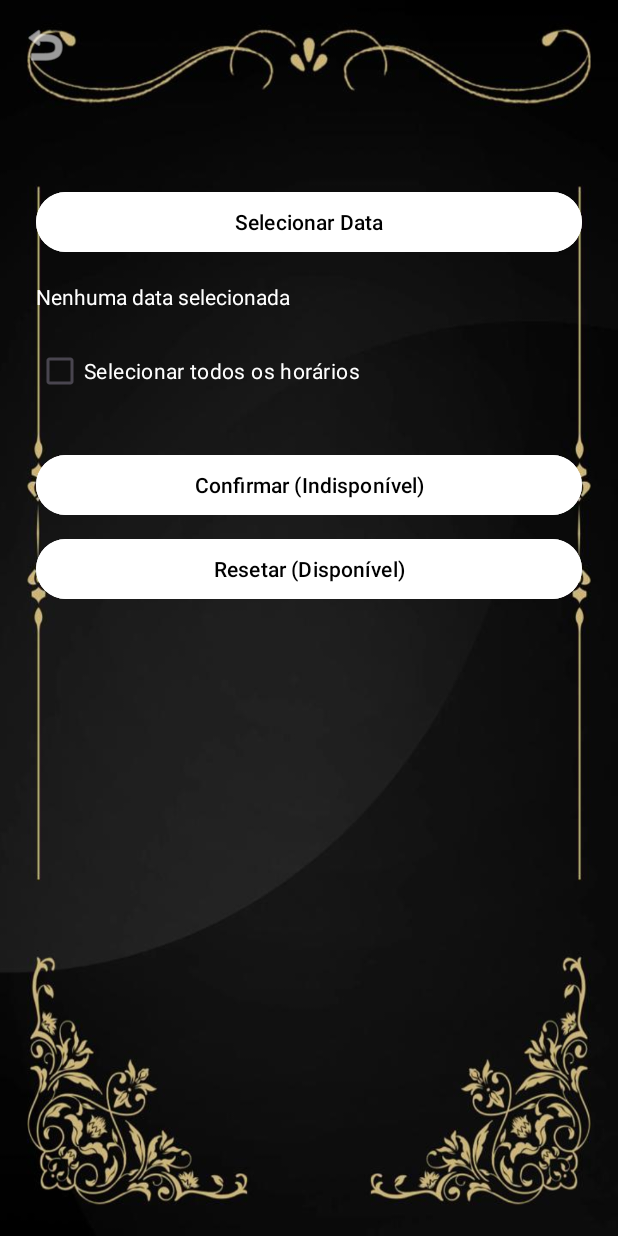
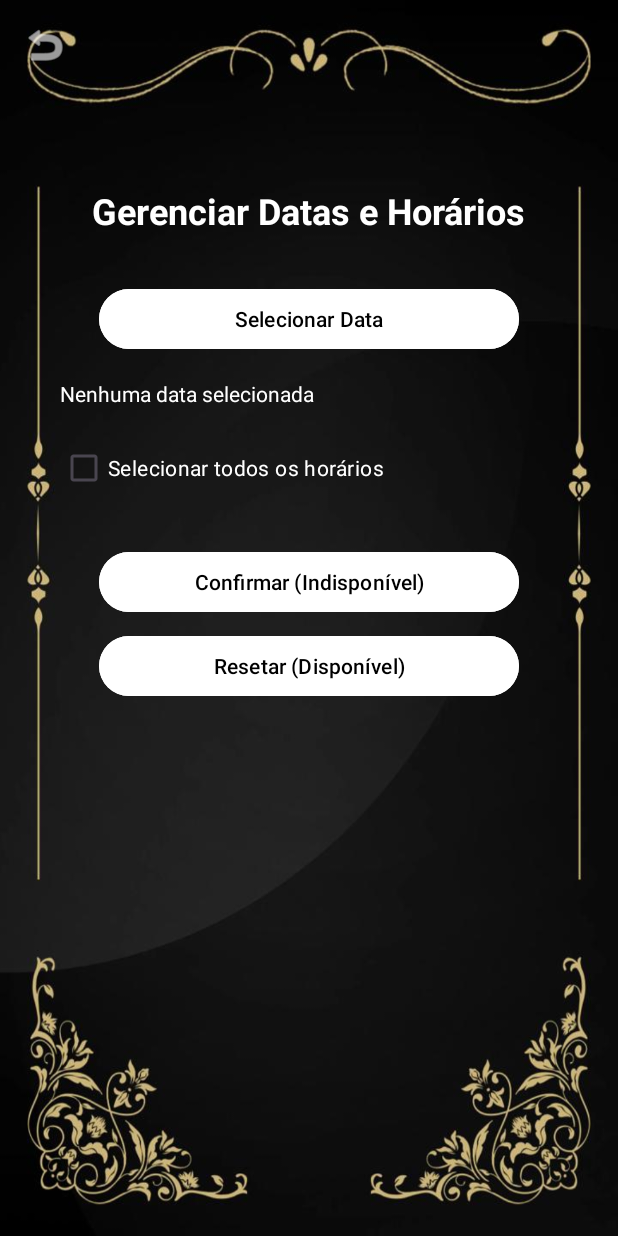
Before and after one commit to EduLascala/Projeto-Final-Cabeleireiro, an Android app: the GerenciarDatasHorariosActivity screen opened directly, with no data from a screen before it, on a phone screen of 412 x 824 dp. Run offline under Robolectric (Android 15) with nearby library versions, the phone set to English and light mode, and no system bars.

Commit message:
Modificação de visual na activity_gerenciar_datas_horarios.xml:
Modificações feitas para encaixar melhor no background da tela:
1. Botões menores, igual das outras telas.
2. Textos mais para a direita, igual das outras telas.
Novas adições
1. Titulo na Pagina "Gerenciar Datas e Horários".

```diff
--- a/app/src/main/res/layout/activity_gerenciar_datas_horarios.xml
+++ b/app/src/main/res/layout/activity_gerenciar_datas_horarios.xml
@@ -17,10 +17,21 @@
             android:paddingTop="100dp"
             android:orientation="vertical">
 
+            <TextView
+                android:layout_width="wrap_content"
+                android:layout_height="wrap_content"
+                android:layout_gravity="center_horizontal"
+                android:layout_marginBottom="32dp"
+                android:text="Gerenciar Datas e Horários"
+                android:textColor="#FFFFFF"
+                android:textSize="24sp"
+                android:textStyle="bold" />
+
             <Button
                 android:id="@+id/btnSelecionarData"
-                android:layout_width="match_parent"
-                android:layout_height="wrap_content"
+                android:layout_width="280dp"
+                android:layout_height="48dp"
+                android:layout_gravity="center_horizontal"
                 android:text="Selecionar Data"
                 android:backgroundTint="#FFFFFF"
                 android:textColor="#000000"
@@ -33,6 +44,7 @@
                 android:layout_height="wrap_content"
                 android:text="Nenhuma data selecionada"
                 android:textColor="#FFFFFF"
+                android:layout_marginStart="16dp"
                 android:layout_marginBottom="16dp"/>
 
             <CheckBox
@@ -40,6 +52,7 @@
                 android:layout_width="wrap_content"
                 android:layout_height="wrap_content"
                 android:text="Selecionar todos os horários"
+                android:layout_marginStart="16dp"
                 android:textColor="#FFFFFF"
                 android:layout_marginBottom="12dp"/>
 
@@ -52,8 +65,9 @@
 
             <Button
                 android:id="@+id/btnConfirmarIndisponivel"
-                android:layout_width="match_parent"
-                android:layout_height="wrap_content"
+                android:layout_width="280dp"
+                android:layout_height="48dp"
+                android:layout_gravity="center_horizontal"
                 android:text="Confirmar (Indisponível)"
                 android:backgroundTint="#FFFFFF"
                 android:textColor="#000000"
@@ -62,8 +76,9 @@
 
             <Button
                 android:id="@+id/btnResetDisponivel"
-                android:layout_width="match_parent"
-                android:layout_height="wrap_content"
+                android:layout_width="280dp"
+                android:layout_height="48dp"
+                android:layout_gravity="center_horizontal"
                 android:text="Resetar (Disponível)"
                 android:backgroundTint="#FFFFFF"
                 android:textColor="#000000"
```
